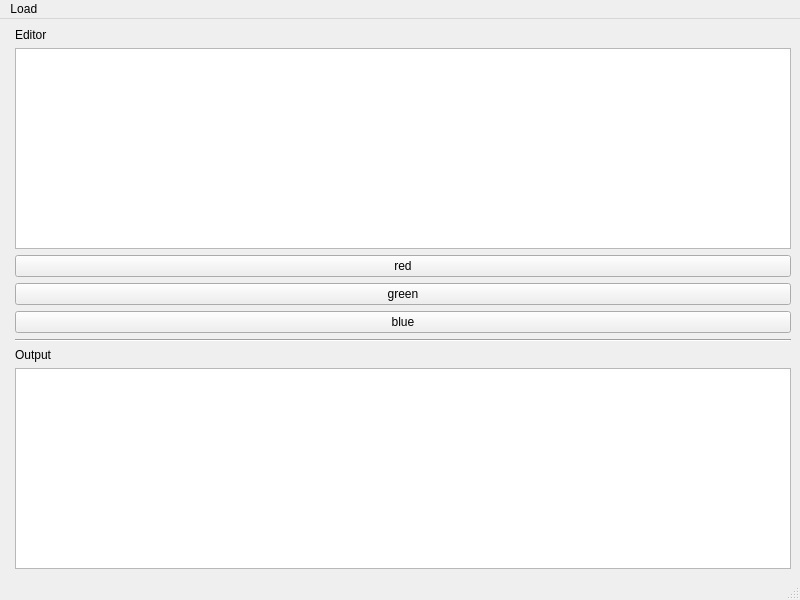
This is gui_tests/GuiTest.ui in procitec/pythonqt as Qt 5 draws it before an edit. The edited form follows.
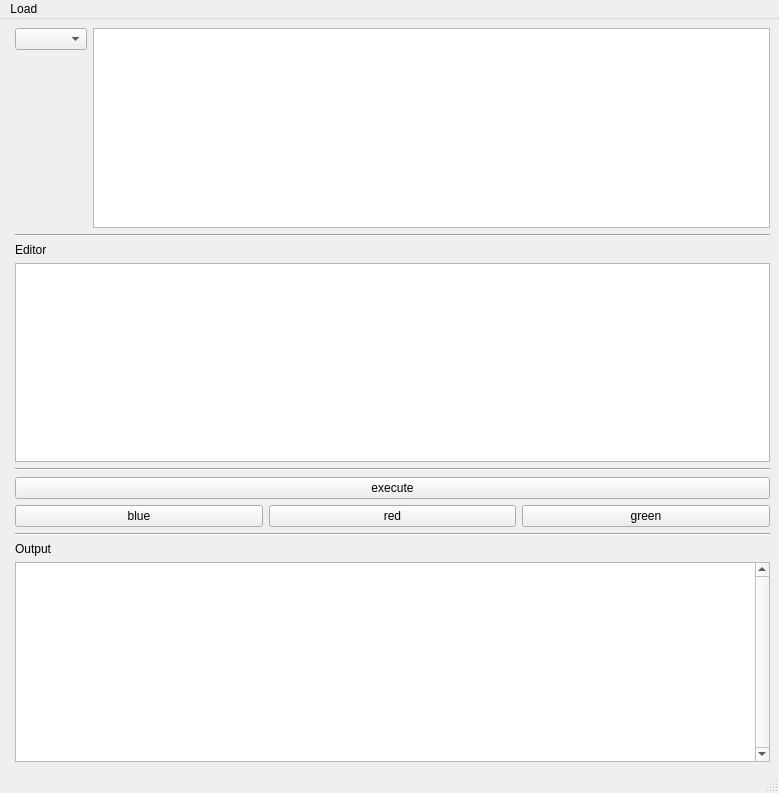
This is the edited form.

Diff of the .ui file:
```diff
--- a/gui_tests/GuiTest.ui
+++ b/gui_tests/GuiTest.ui
@@ -6,8 +6,8 @@
    <rect>
     <x>0</x>
     <y>0</y>
-    <width>800</width>
-    <height>600</height>
+    <width>779</width>
+    <height>793</height>
    </rect>
   </property>
   <property name="windowTitle">
@@ -18,51 +18,119 @@
   </property>
   <widget class="QWidget" name="centralwidget">
    <layout class="QFormLayout" name="formLayout">
+    <item row="0" column="1">
+     <layout class="QHBoxLayout" name="horizontalLayout_2">
+      <property name="topMargin">
+       <number>0</number>
+      </property>
+      <item>
+       <layout class="QVBoxLayout" name="verticalLayout">
+        <property name="rightMargin">
+         <number>0</number>
+        </property>
+        <item>
+         <widget class="QComboBox" name="cb_context"/>
+        </item>
+        <item>
+         <spacer name="verticalSpacer">
+          <property name="orientation">
+           <enum>Qt::Vertical</enum>
+          </property>
+          <property name="sizeHint" stdset="0">
+           <size>
+            <width>20</width>
+            <height>40</height>
+           </size>
+          </property>
+         </spacer>
+        </item>
+       </layout>
+      </item>
+      <item>
+       <widget class="QPlainTextEdit" name="ctx_description"/>
+      </item>
+     </layout>
+    </item>
     <item row="1" column="1">
-     <widget class="QPlainTextEdit" name="editor"/>
+     <widget class="Line" name="line_3">
+      <property name="orientation">
+       <enum>Qt::Horizontal</enum>
+      </property>
+     </widget>
     </item>
     <item row="2" column="1">
-     <widget class="QPushButton" name="btn_red">
+     <widget class="QLabel" name="label_2">
       <property name="text">
-       <string>red</string>
+       <string>Editor</string>
       </property>
      </widget>
     </item>
     <item row="3" column="1">
-     <widget class="QPushButton" name="btn_green">
-      <property name="text">
-       <string>green</string>
-      </property>
-     </widget>
+     <widget class="QPlainTextEdit" name="editor"/>
     </item>
     <item row="4" column="1">
-     <widget class="QPushButton" name="btn_blue">
-      <property name="text">
-       <string>blue</string>
+     <widget class="Line" name="line_2">
+      <property name="orientation">
+       <enum>Qt::Horizontal</enum>
       </property>
      </widget>
     </item>
     <item row="5" column="1">
+     <widget class="QPushButton" name="btn_execute">
+      <property name="text">
+       <string>execute</string>
+      </property>
+     </widget>
+    </item>
+    <item row="7" column="1">
+     <layout class="QHBoxLayout" name="horizontalLayout">
+      <property name="topMargin">
+       <number>0</number>
+      </property>
+      <item>
+       <widget class="QPushButton" name="btn_blue">
+        <property name="text">
+         <string>blue</string>
+        </property>
+       </widget>
+      </item>
+      <item>
+       <widget class="QPushButton" name="btn_red">
+        <property name="text">
+         <string>red</string>
+        </property>
+       </widget>
+      </item>
+      <item>
+       <widget class="QPushButton" name="btn_green">
+        <property name="text">
+         <string>green</string>
+        </property>
+       </widget>
+      </item>
+     </layout>
+    </item>
+    <item row="11" column="1">
      <widget class="Line" name="line">
       <property name="orientation">
        <enum>Qt::Horizontal</enum>
       </property>
      </widget>
     </item>
-    <item row="6" column="1">
+    <item row="12" column="1">
      <widget class="QLabel" name="label">
       <property name="text">
        <string>Output</string>
       </property>
      </widget>
     </item>
-    <item row="7" column="1">
-     <widget class="QPlainTextEdit" name="plainTextEdit"/>
-    </item>
-    <item row="0" column="1">
-     <widget class="QLabel" name="label_2">
-      <property name="text">
-       <string>Editor</string>
+    <item row="13" column="1">
+     <widget class="QPlainTextEdit" name="output">
+      <property name="verticalScrollBarPolicy">
+       <enum>Qt::ScrollBarAlwaysOn</enum>
+      </property>
+      <property name="readOnly">
+       <bool>true</bool>
       </property>
      </widget>
     </item>
@@ -73,7 +141,7 @@
     <rect>
      <x>0</x>
      <y>0</y>
-     <width>800</width>
+     <width>779</width>
      <height>22</height>
     </rect>
    </property>
```
